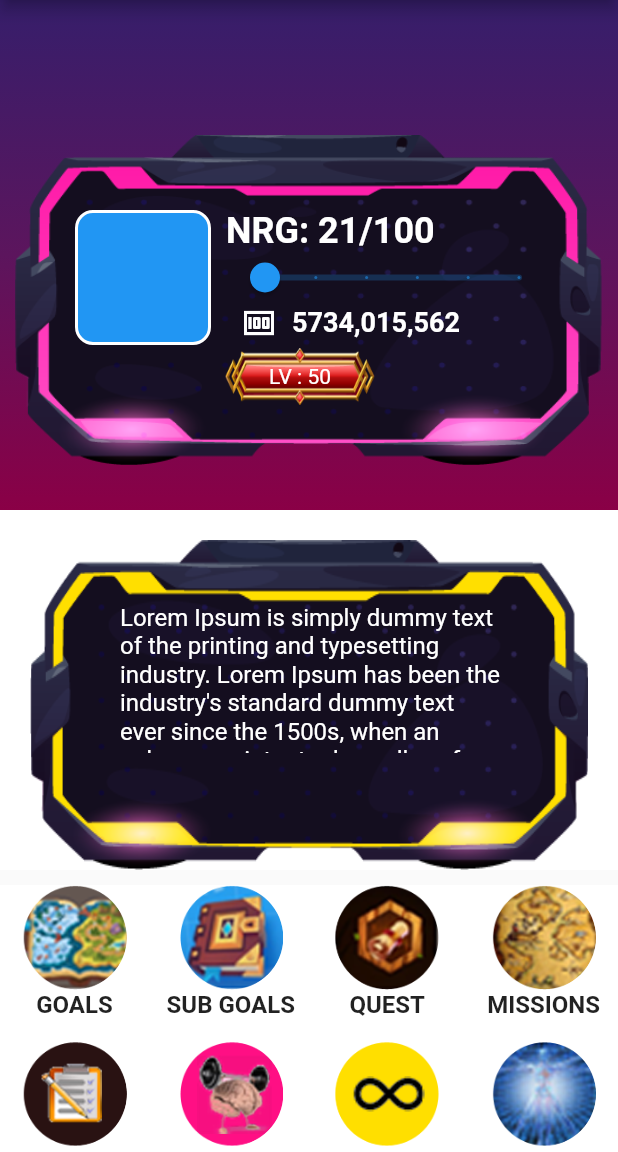
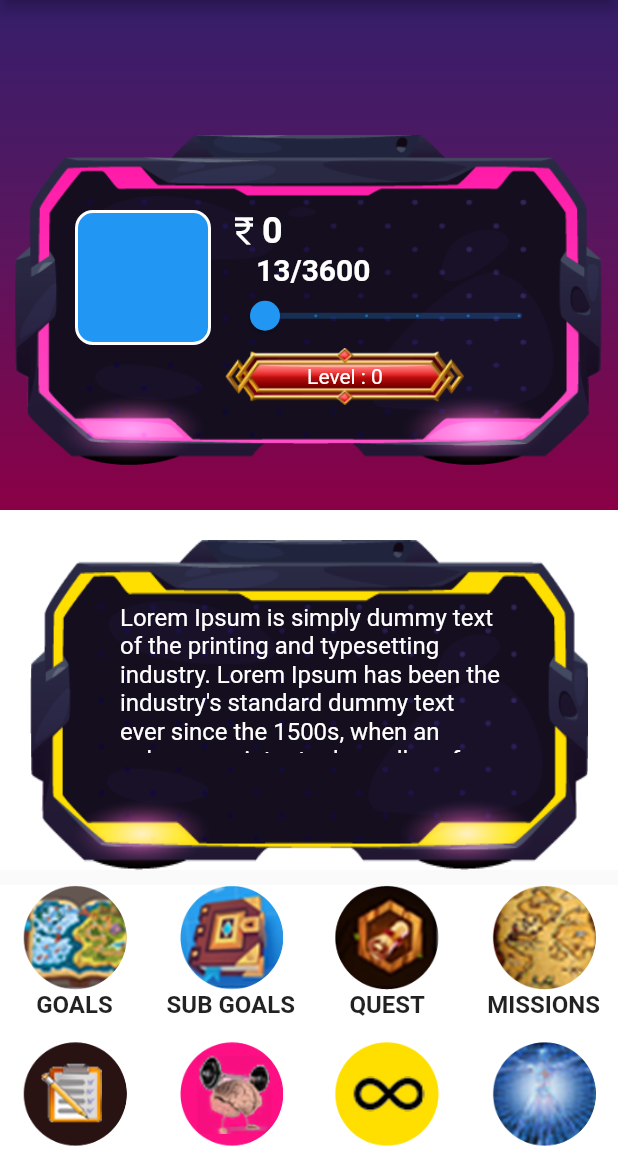
Before and after one commit to Dishant-20/journey_recorded, a Flutter app: the DashboardScreen screen opened directly, on a phone screen of 412 x 824 dp, the part 84-1236 px from its top. Run offline on Flutter 3.47's test engine with Material 2 defaults, Android fonts, the phone set to English and light mode, and no system bars; our stand-ins replace cloud_firestore, dropdown_textfield, firebase_core, firebase_messaging, flutter_markdown, image_picker and 2 more; missing offline and left inert: adaptive_action_sheet, dart:ffi; accounts and stored records are empty; network calls fail; Roboto replaces fonts that are missing (Avenir Next).

Commit message:
14-MARCH-2023=>6:18

```diff
--- a/lib/dashboard/dashboard.dart
+++ b/lib/dashboard/dashboard.dart
@@ -10,18 +10,18 @@ import 'package:journey_recorded/Utils.dart';
 import 'package:journey_recorded/actions/actions.dart';
 import 'package:journey_recorded/active_team/active_team.dart';
 import 'package:journey_recorded/all_quotes_list/all_quotes_list.dart';
-import 'package:journey_recorded/category_list/category_list.dart';
+// import 'package:journey_recorded/category_list/category_list.dart';
 import 'package:journey_recorded/custom_files/drawer.dart';
 import 'package:journey_recorded/finance/finance.dart';
 import 'package:journey_recorded/friends/friends.dart';
 import 'package:journey_recorded/goals/goals.dart';
 import 'package:journey_recorded/grind/grind.dart';
-import 'package:journey_recorded/guild/guild.dart';
+// import 'package:journey_recorded/guild/guild.dart';
 import 'package:journey_recorded/guild/guild_list.dart';
 import 'package:journey_recorded/habits/habits.dart';
 import 'package:journey_recorded/house_1/house_1.dart';
 import 'package:journey_recorded/inventory/inventory.dart';
-import 'package:journey_recorded/invite_friend/invite_friend.dart';
+// import 'package:journey_recorded/invite_friend/invite_friend.dart';
 import 'package:journey_recorded/mission/mission.dart';
 import 'package:journey_recorded/notes/notes.dart';
 import 'package:journey_recorded/physical/physical.dart';
@@ -32,6 +32,9 @@ import 'package:journey_recorded/shops/game/game.dart';
 import 'package:journey_recorded/skills/skills.dart';
 import 'package:journey_recorded/sub_goals/sub_goals.dart';
 import 'package:journey_recorded/task/task.dart';
+// import 'package:journey_recorded/training/training_list.dart';
+import 'package:journey_recorded/training/training_list_dashboard/training_list_dashboard.dart';
+
 import 'package:shared_preferences/shared_preferences.dart';
 
 class DashboardScreen extends StatefulWidget {
@@ -53,6 +56,9 @@ class _DashboardScreenState extends State<DashboardScreen> {
   //
   // slider
   double _currentSliderValue = 0;
+  //
+  var strTotalCoins = '0';
+  var strLoginUserLevel = '0';
   //
   var arr_dashboard_data = [
     'Goals',
@@ -103,7 +109,11 @@ class _DashboardScreenState extends State<DashboardScreen> {
 
 // get cart
   get_category_list_WB() async {
+    if (kDebugMode) {
       print('=====> POST : CATEGORY');
+    }
+
+    SharedPreferences prefs = await SharedPreferences.getInstance();
 
     final resposne = await http.post(
       Uri.parse(
@@ -114,14 +124,17 @@ class _DashboardScreenState extends State<DashboardScreen> {
       },
       body: jsonEncode(
         <String, String>{
-          'action': 'category',
+          'action': 'categorylistbyskilllabel',
+          'userId': prefs.getInt('userId').toString()
         },
       ),
     );
 
     // convert data to dict
     var get_data = jsonDecode(resposne.body);
+    if (kDebugMode) {
       print(get_data);
+    }
 
     if (resposne.statusCode == 200) {
       if (get_data['status'].toString().toLowerCase() == 'success') {
@@ -133,15 +146,22 @@ class _DashboardScreenState extends State<DashboardScreen> {
 
         str_dashboard_category_loader = '1';
 
+        strTotalCoins = prefs.getInt('totalPoints').toString();
+        strLoginUserLevel = prefs.getInt('skill_Lavel').toString();
+
         setState(() {});
       } else {
+        if (kDebugMode) {
           print(
             '====> SOMETHING WENT WRONG IN "addcart" WEBSERVICE. PLEASE CONTACT ADMIN',
           );
         }
+      }
     } else {
       // return postList;
+      if (kDebugMode) {
         print('something went wrong');
+      }
     }
   }
 
@@ -199,22 +219,12 @@ class _DashboardScreenState extends State<DashboardScreen> {
                                 InkWell(
                                   onTap: () {
                                     //
+                                    if (kDebugMode) {
                                       print(
                                         arr_category[i]['id'].toString(),
                                       );
-                                    /*Navigator.push(
-                                      context,
-                                      MaterialPageRoute(
-                                        builder: (context) =>
-                                            CategoryListScreen(
-                                          str_category_id:
-                                              arr_category[i]['id'].toString(),
-                                          str_category_name: arr_category[i]
-                                                  ['name']
-                                              .toString(),
-                                        ),
-                                      ),
-                                    );*/
+                                    }
+
                                     //
                                     //
                                     Navigator.push(
@@ -257,7 +267,10 @@ class _DashboardScreenState extends State<DashboardScreen> {
                                         Center(
                                           child: Text(
                                             //
-                                            arr_category[i]['name'].toString(),
+                                            arr_category[i]['category'] +
+                                                ' : LV ' +
+                                                arr_category[i]['skill_Lavel']
+                                                    .toString(),
                                             //
                                             style: const TextStyle(
                                               color: Colors.white,
@@ -345,13 +358,25 @@ class _DashboardScreenState extends State<DashboardScreen> {
                                 color: Colors.transparent,
                                 child: Column(
                                   children: <Widget>[
+                                    // Icon(Icons.abc),
+                                    Row(
+                                      children: [
+                                        //
+                                        const Icon(
+                                          Icons.currency_rupee,
+                                          color: Colors.white,
+                                        ),
+                                        //
                                         Expanded(
                                           child: Container(
-                                        width:
-                                            MediaQuery.of(context).size.width,
+                                            width: MediaQuery.of(context)
+                                                .size
+                                                .width,
                                             color: Colors.transparent,
                                             child: Text(
-                                          'NRG: 21/100',
+                                              //
+                                              strTotalCoins.toString(),
+                                              //
                                               style: TextStyle(
                                                 fontFamily: font_style_name,
                                                 fontSize: 24.0,
@@ -361,6 +386,26 @@ class _DashboardScreenState extends State<DashboardScreen> {
                                             ),
                                           ),
                                         ),
+                                      ],
+                                    ),
+                                    //
+                                    Row(
+                                      children: [
+                                        const SizedBox(
+                                          width: 20,
+                                        ),
+                                        Text(
+                                          '13/3600',
+                                          style: TextStyle(
+                                            fontFamily: font_style_name,
+                                            fontSize: 20.0,
+                                            color: Colors.white,
+                                            fontWeight: FontWeight.bold,
+                                          ),
+                                        ),
+                                      ],
+                                    ),
+                                    //
                                     Expanded(
                                       child: Container(
                                         width:
@@ -383,35 +428,8 @@ class _DashboardScreenState extends State<DashboardScreen> {
                                         ),
                                       ),
                                     ),
-                                    Expanded(
-                                      child: Container(
-                                        width:
-                                            MediaQuery.of(context).size.width,
-                                        color: Colors.transparent,
-                                        child: Row(
-                                          children: <Widget>[
                                     const SizedBox(
-                                              width: 10,
-                                            ),
-                                            const Icon(
-                                              Icons.money,
-                                              color: Colors.white,
-                                            ),
-                                            const SizedBox(
-                                              width: 10,
-                                            ),
-                                            Text(
-                                              '5734,015,562',
-                                              style: TextStyle(
-                                                fontFamily: font_style_name,
-                                                fontSize: 18.0,
-                                                fontWeight: FontWeight.bold,
-                                                color: Colors.white,
-                                              ),
-                                            ),
-                                          ],
-                                        ),
-                                      ),
+                                      width: 0,
                                     ),
                                   ],
                                 ),
@@ -459,18 +477,8 @@ class _DashboardScreenState extends State<DashboardScreen> {
                               children: <Widget>[
                                 Container(
                                   height: 60,
-                                  width: 100,
-                                  child: Center(
-                                    child: Text(
-                                      'LV : 50',
-                                      style: TextStyle(
-                                        fontFamily: font_style_name,
-                                        fontSize: 14.0,
-                                        color: Colors.white,
-                                      ),
-                                    ),
-                                  ),
-                                  decoration: BoxDecoration(
+                                  width: 160,
+                                  decoration: const BoxDecoration(
                                     image: DecorationImage(
                                       image: AssetImage(
                                         // image name
@@ -478,6 +486,18 @@ class _DashboardScreenState extends State<DashboardScreen> {
                                       ),
                                       fit: BoxFit.fill,
                                       // opacity: .4,
+                                    ),
+                                  ),
+                                  child: Center(
+                                    child: Text(
+                                      //
+                                      'Level : ' + strLoginUserLevel.toString(),
+                                      //
+                                      style: TextStyle(
+                                        fontFamily: font_style_name,
+                                        fontSize: 14.0,
+                                        color: Colors.white,
+                                      ),
                                     ),
                                   ),
                                 ),
@@ -741,6 +761,13 @@ class _DashboardScreenState extends State<DashboardScreen> {
                     builder: (context) => const ActionsScreen(),
                   ),
                 );
+              } else if (arr_dashboard_data[index].toString() == 'Training') {
+                Navigator.push(
+                  context,
+                  MaterialPageRoute(
+                    builder: (context) => const TrainingListFromDashboard(),
+                  ),
+                );
               }
             },
             child: Container(
--- a/lib/login/login_modal/login_modal.dart
+++ b/lib/login/login_modal/login_modal.dart
@@ -86,6 +86,9 @@ class LoginModal {
         await prefs.setString('career', user['career']);
         await prefs.setString('favroite_quote', user['favroite_quote']);
         await prefs.setString('image', user['image']);
+        await prefs.setInt('totalPoints', user['totalPoints']);
+        await prefs.setInt('skill_Lavel', user['skill_Lavel']);
+        await prefs.setString('image', user['image']);
 
         return Login_Status(
             success_alert: get_data['status'], message: get_data['msg']);
```
Also changed, not shown: lib/task/task.dart (+10 -12 lines), lib/task_details/task_details.dart (+26 -8 lines), lib/training/training_list_dashboard/training_list_dashboard.dart (added, +213 -0 lines). Lines whose indentation alone changed are shown as unchanged.
